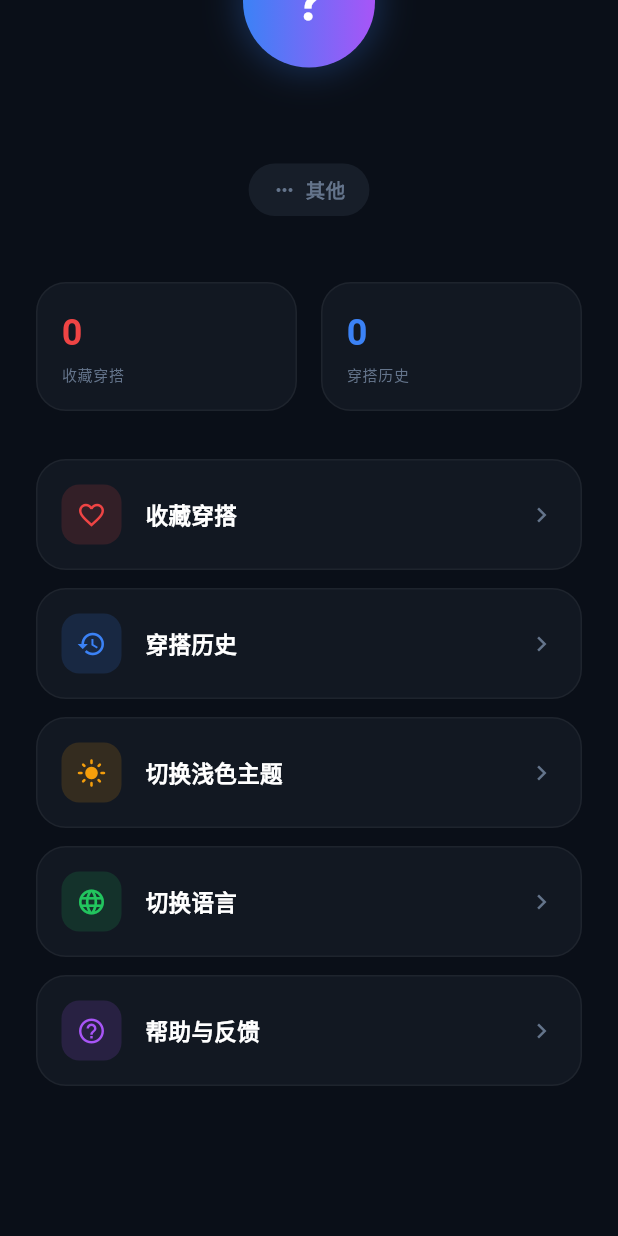
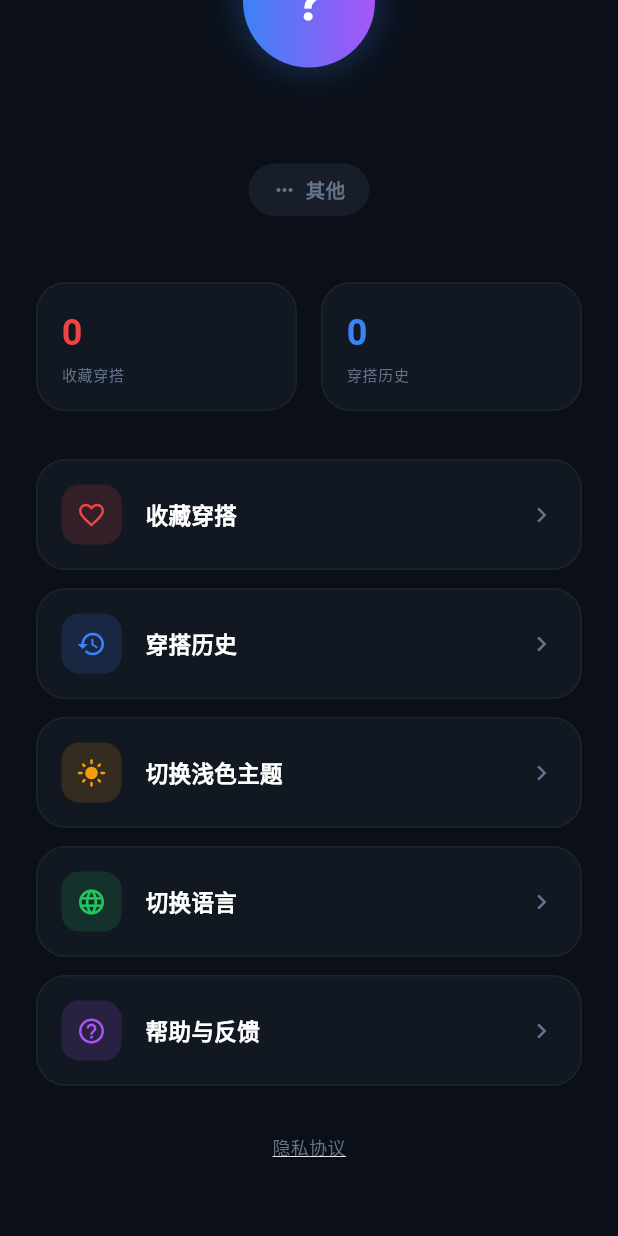
Before and after one commit to QinGeneral/WhatToWearFlutter, a Flutter app: the ProfilePage screen opened directly, scrolled down 75 dp, on a phone screen of 412 x 824 dp. Run offline on Flutter 3.47's test engine with Material 3 defaults, Android fonts, the phone set to English and light mode, and no system bars; our stand-ins replace flutter_markdown, flutter_svg, geocoding, geolocator, google_generative_ai, image_picker and 3 more; accounts and stored records are empty.

Commit message:
feat: Add a privacy policy page, accessible from the profile, with markdown rendering and localization.

```diff
--- a/lib/l10n/app_en.arb
+++ b/lib/l10n/app_en.arb
@@ -195,5 +195,6 @@
   "comfortHot": "Hot",
   "comfortCold": "Cold",
   "comfortComfortable": "Comfortable",
-  "dailyLimitReached": "Daily limit reached (3/3)"
+  "dailyLimitReached": "Daily limit reached (3/3)",
+  "privacyPolicy": "Privacy Policy"
 }
--- a/lib/l10n/app_localizations.dart
+++ b/lib/l10n/app_localizations.dart
@@ -1273,6 +1273,12 @@ abstract class AppLocalizations {
   /// In zh, this message translates to:
   /// **'今日优化次数已达上限 (3/3)'**
   String get dailyLimitReached;
+
+  /// No description provided for @privacyPolicy.
+  ///
+  /// In zh, this message translates to:
+  /// **'隐私协议'**
+  String get privacyPolicy;
 }
 
 class _AppLocalizationsDelegate
--- a/lib/l10n/app_localizations_en.dart
+++ b/lib/l10n/app_localizations_en.dart
@@ -600,4 +600,7 @@ class AppLocalizationsEn extends AppLocalizations {
 
   @override
   String get dailyLimitReached => 'Daily limit reached (3/3)';
+
+  @override
+  String get privacyPolicy => 'Privacy Policy';
 }
--- a/lib/l10n/app_localizations_zh.dart
+++ b/lib/l10n/app_localizations_zh.dart
@@ -596,4 +596,7 @@ class AppLocalizationsZh extends AppLocalizations {
 
   @override
   String get dailyLimitReached => '今日优化次数已达上限 (3/3)';
+
+  @override
+  String get privacyPolicy => '隐私协议';
 }
--- a/lib/l10n/app_zh.arb
+++ b/lib/l10n/app_zh.arb
@@ -195,5 +195,6 @@
   "comfortHot": "炎热",
   "comfortCold": "寒冷",
   "comfortComfortable": "舒适",
-  "dailyLimitReached": "今日优化次数已达上限 (3/3)"
+  "dailyLimitReached": "今日优化次数已达上限 (3/3)",
+  "privacyPolicy": "隐私协议"
 }
--- a/lib/pages/profile_page.dart
+++ b/lib/pages/profile_page.dart
@@ -10,6 +10,7 @@ import 'developer_page.dart';
 import 'history_page.dart';
 import 'onboarding_page.dart';
 import 'help_feedback_page.dart';
+import 'privacy_policy_page.dart';
 import 'package:what_to_wear_flutter/l10n/app_localizations.dart';
 import 'package:what_to_wear_flutter/l10n/weather_localizations.dart';
 
@@ -254,6 +255,33 @@ class ProfilePage extends StatelessWidget {
                       ],
                     ),
                   ),
+
+                  const SizedBox(height: 32),
+
+                  // Privacy Policy Link
+                  Padding(
+                    padding: const EdgeInsets.symmetric(horizontal: 24),
+                    child: Center(
+                      child: GestureDetector(
+                        onTap: () {
+                          Navigator.of(context).push(
+                            MaterialPageRoute(
+                              builder: (_) => const PrivacyPolicyPage(),
+                            ),
+                          );
+                        },
+                        child: Text(
+                          AppLocalizations.of(context)?.privacyPolicy ?? '隐私协议',
+                          style: TextStyle(
+                            fontSize: 12,
+                            color: context.textTertiary,
+                            decoration: TextDecoration.underline,
+                          ),
+                        ),
+                      ),
+                    ),
+                  ),
+                  const SizedBox(height: 16),
                 ],
               ),
             ),
--- a/pubspec.yaml
+++ b/pubspec.yaml
@@ -26,6 +26,7 @@ dependencies:
   url_launcher: ^6.3.2
   flutter_localizations:
     sdk: flutter
+  flutter_markdown: ^0.7.7+1
 
 dev_dependencies:
   flutter_test:
@@ -38,3 +39,4 @@ flutter:
   generate: true
   assets:
     - assets/weather/
+    - privacy_policy.md
```
Also changed, not shown: lib/pages/privacy_policy_page.dart (added, +82 -0 lines), pubspec.lock.
